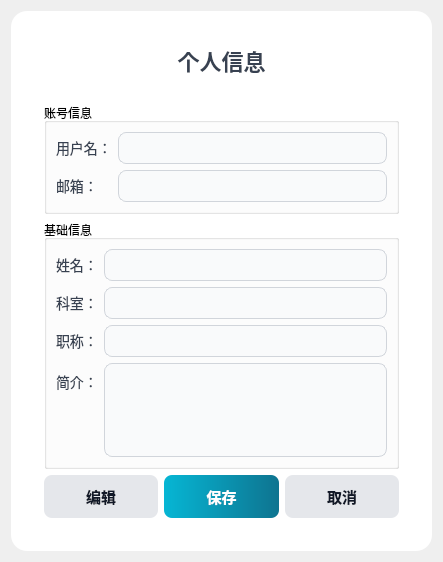
First picture: the form in Client/forms/doctorpersonalinfoform.ui, repository lgy987/IntelliMed, before the edit.
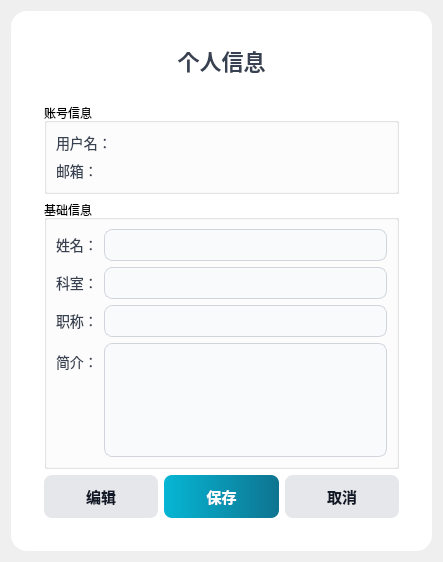
Second picture: the form after the edit.

```diff
--- a/Client/forms/doctorpersonalinfoform.ui
+++ b/Client/forms/doctorpersonalinfoform.ui
@@ -129,7 +129,7 @@
           </widget>
          </item>
          <item row="0" column="1">
-          <widget class="QLineEdit" name="usernameEdit">
+          <widget class="QLabel" name="usernameEdit">
            <property name="sizePolicy">
             <sizepolicy hsizetype="Expanding" vsizetype="Fixed">
              <horstretch>0</horstretch>
@@ -146,7 +146,7 @@
           </widget>
          </item>
          <item row="1" column="1">
-          <widget class="QLineEdit" name="emailEdit">
+          <widget class="QLabel" name="emailEdit">
            <property name="sizePolicy">
             <sizepolicy hsizetype="Expanding" vsizetype="Fixed">
              <horstretch>0</horstretch>
```
